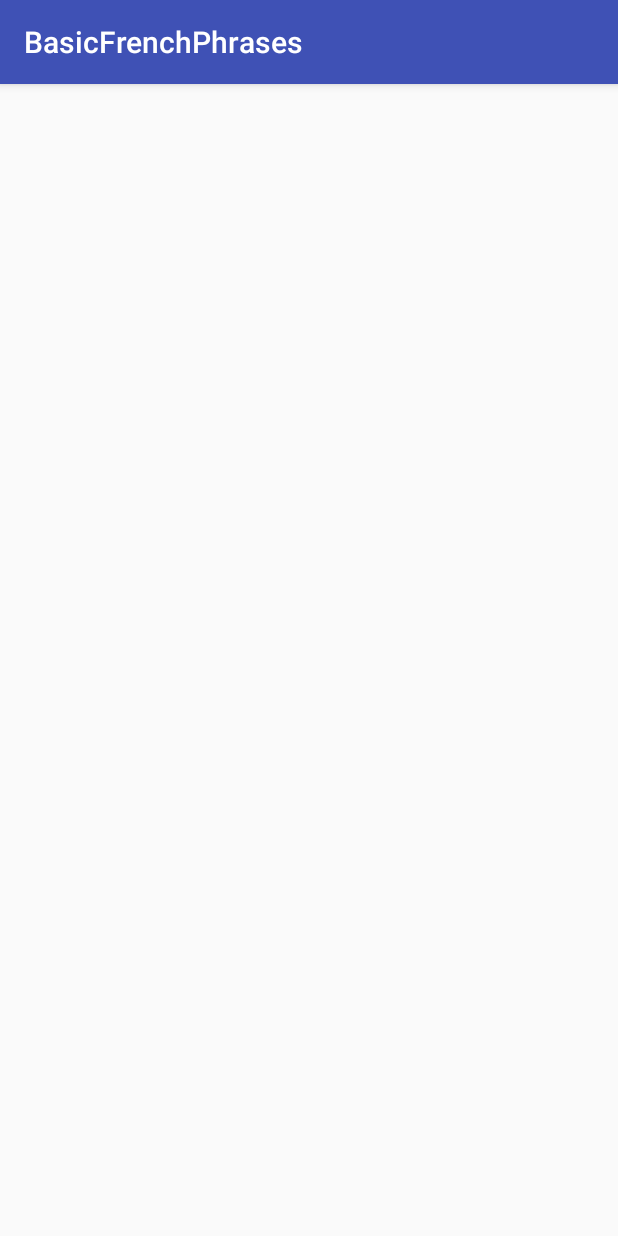
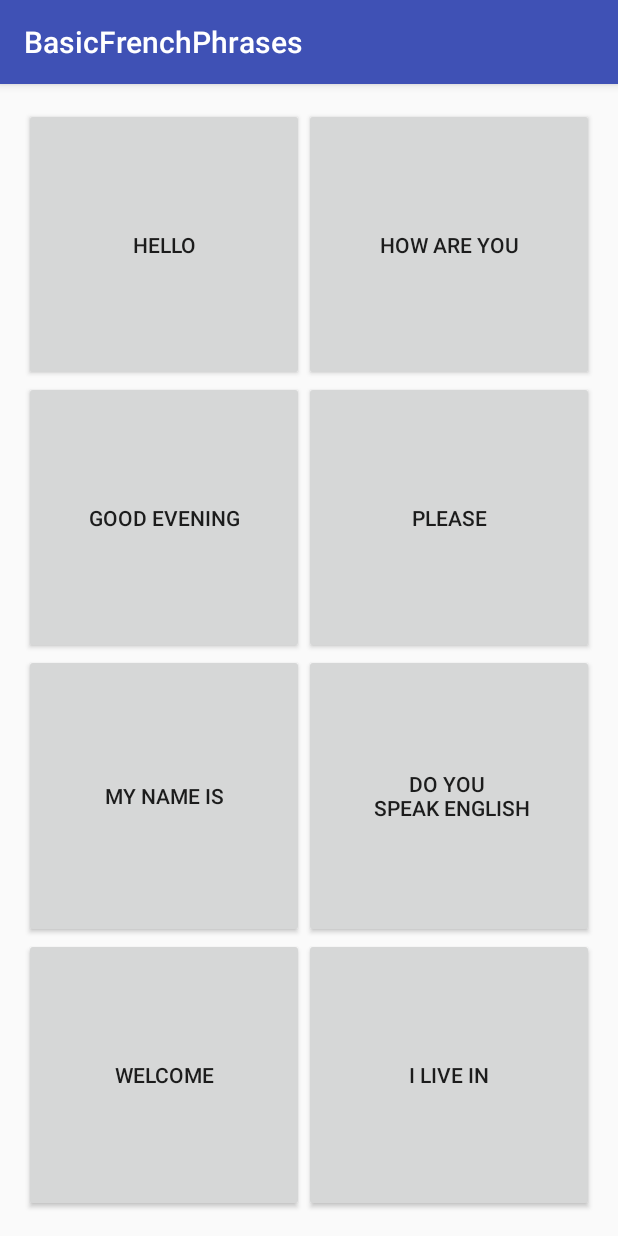
Before and after one commit to zacck-zz/BasicFrenchPhrases, an Android app: the screen it shows after launch (MainActivity), on a phone screen of 412 x 824 dp. Run offline under Robolectric (Android 15) with nearby library versions, the phone set to English and light mode, and no system bars.

Commit message:
Added the logic to play the audio resources in the raw folder

```diff
--- a/app/src/main/java/com/zacck/basicfrenchphrases/MainActivity.java
+++ b/app/src/main/java/com/zacck/basicfrenchphrases/MainActivity.java
@@ -1,7 +1,10 @@
 package com.zacck.basicfrenchphrases;
 
+import android.media.MediaPlayer;
 import android.support.v7.app.AppCompatActivity;
 import android.os.Bundle;
+import android.util.Log;
+import android.view.View;
 
 public class MainActivity extends AppCompatActivity {
 
@@ -10,4 +13,21 @@ public class MainActivity extends AppCompatActivity {
         super.onCreate(savedInstanceState);
         setContentView(R.layout.activity_main);
     }
+
+    public void ButtonTapped(View view)
+    {
+        int id = view.getId();
+        String ourId ="";
+
+        //try get the string ID of the tapped button
+        ourId = view.getResources().getResourceEntryName(id);
+        Log.i("Button Tapped ",ourId );
+
+        //get iD of the resource we want to play
+        int resourceId = getResources().getIdentifier(ourId,"raw", getPackageName());
+
+        //lets instantiate a mediaplayer
+        MediaPlayer mPlayer = MediaPlayer.create(this,resourceId);
+    }
+
 }
--- a/app/src/main/res/layout/activity_main.xml
+++ b/app/src/main/res/layout/activity_main.xml
@@ -16,5 +16,97 @@
         android:layout_alignParentLeft="true"
         android:columnCount="2"
         android:rowCount="4"
-        android:layout_alignParentStart="true"></GridLayout>
+        android:layout_alignParentStart="true">
+
+
+        <Button
+            android:layout_width="wrap_content"
+            android:layout_height="wrap_content"
+            android:text="Hello"
+            android:id="@+id/hello"
+            android:layout_columnWeight="1"
+            android:layout_rowWeight="1"
+            android:layout_gravity="fill"
+            android:layout_row="0"
+            android:onClick="buttonTapped"
+            android:layout_column="0" />
+        <Button
+            android:layout_width="wrap_content"
+            android:layout_height="wrap_content"
+            android:text="How are You"
+            android:onClick="buttonTapped"
+            android:id="@+id/howareyou"
+            android:layout_columnWeight="1"
+            android:layout_rowWeight="1"
+            android:layout_gravity="fill"
+            android:layout_row="0"
+            android:layout_column="1" />
+        <Button
+            android:layout_width="wrap_content"
+            android:layout_height="wrap_content"
+            android:onClick="buttonTapped"
+            android:text="Good Evening"
+            android:id="@+id/goodevening"
+            android:layout_columnWeight="1"
+            android:layout_rowWeight="1"
+            android:layout_gravity="fill"
+            android:layout_row="1"
+            android:layout_column="0" />
+        <Button
+            android:layout_width="wrap_content"
+            android:layout_height="wrap_content"
+            android:text="Please"
+            android:id="@+id/please"
+            android:layout_columnWeight="1"
+            android:onClick="buttonTapped"
+            android:layout_rowWeight="1"
+            android:layout_gravity="fill"
+            android:layout_row="1"
+            android:layout_column="1" />
+        <Button
+            android:layout_width="wrap_content"
+            android:onClick="buttonTapped"
+            android:layout_height="wrap_content"
+            android:text="My Name Is"
+            android:id="@+id/mynameis"
+            android:layout_columnWeight="1"
+            android:layout_rowWeight="1"
+            android:layout_gravity="fill"
+            android:layout_row="2"
+            android:layout_column="0" />
+        <Button
+            android:layout_width="wrap_content"
+            android:onClick="buttonTapped"
+            android:layout_height="wrap_content"
+            android:text="Do You &#10; Speak English"
+            android:id="@+id/doyouspeakenglish"
+            android:layout_columnWeight="1"
+            android:layout_rowWeight="1"
+            android:layout_gravity="fill"
+            android:layout_row="2"
+            android:layout_column="1" />
+        <Button
+            android:layout_width="wrap_content"
+            android:layout_height="wrap_content"
+            android:text="Welcome"
+            android:onClick="buttonTapped"
+            android:id="@+id/welcome"
+            android:layout_columnWeight="1"
+            android:layout_rowWeight="1"
+            android:layout_gravity="fill"
+            android:layout_row="3"
+            android:layout_column="0" />
+        <Button
+            android:layout_width="wrap_content"
+            android:layout_height="wrap_content"
+            android:text="I live in"
+            android:onClick="buttonTapped"
+            android:id="@+id/ilivein"
+            android:layout_columnWeight="1"
+            android:layout_rowWeight="1"
+            android:layout_gravity="fill"
+            android:layout_row="3"
+            android:layout_column="1" />
+
+    </GridLayout>
 </RelativeLayout>
```
Also changed, not shown: 8 other files.
